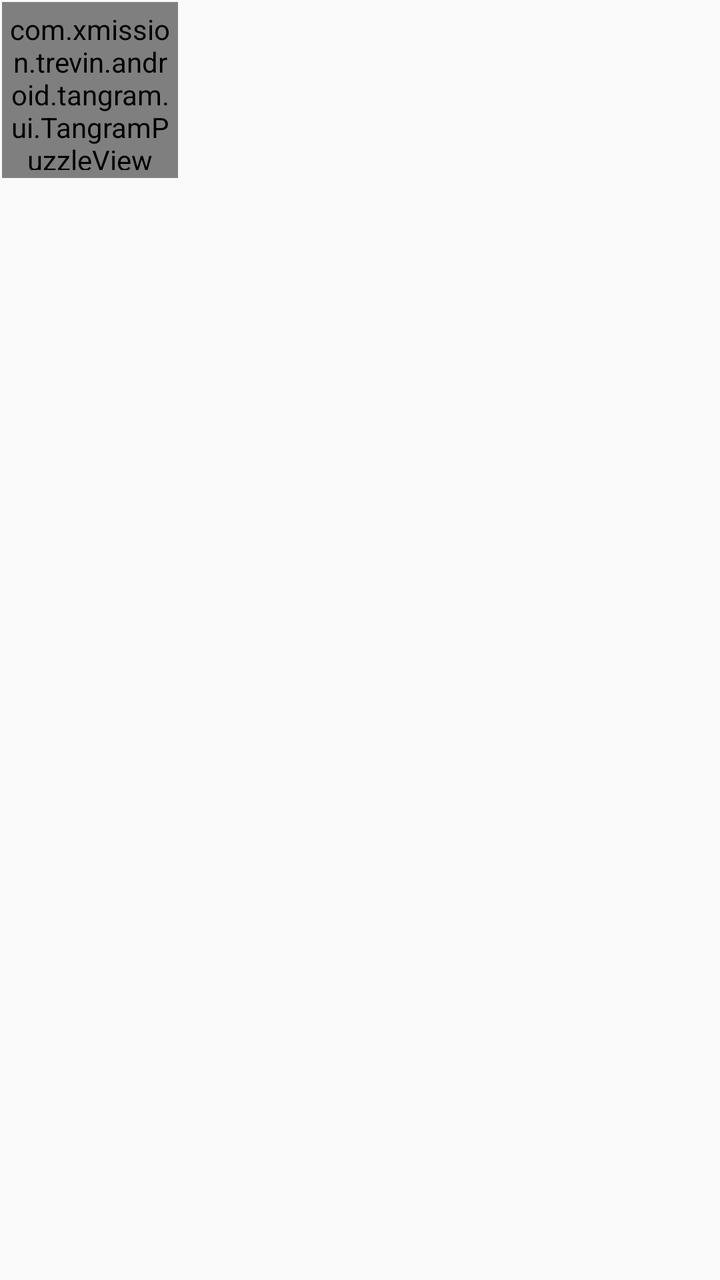
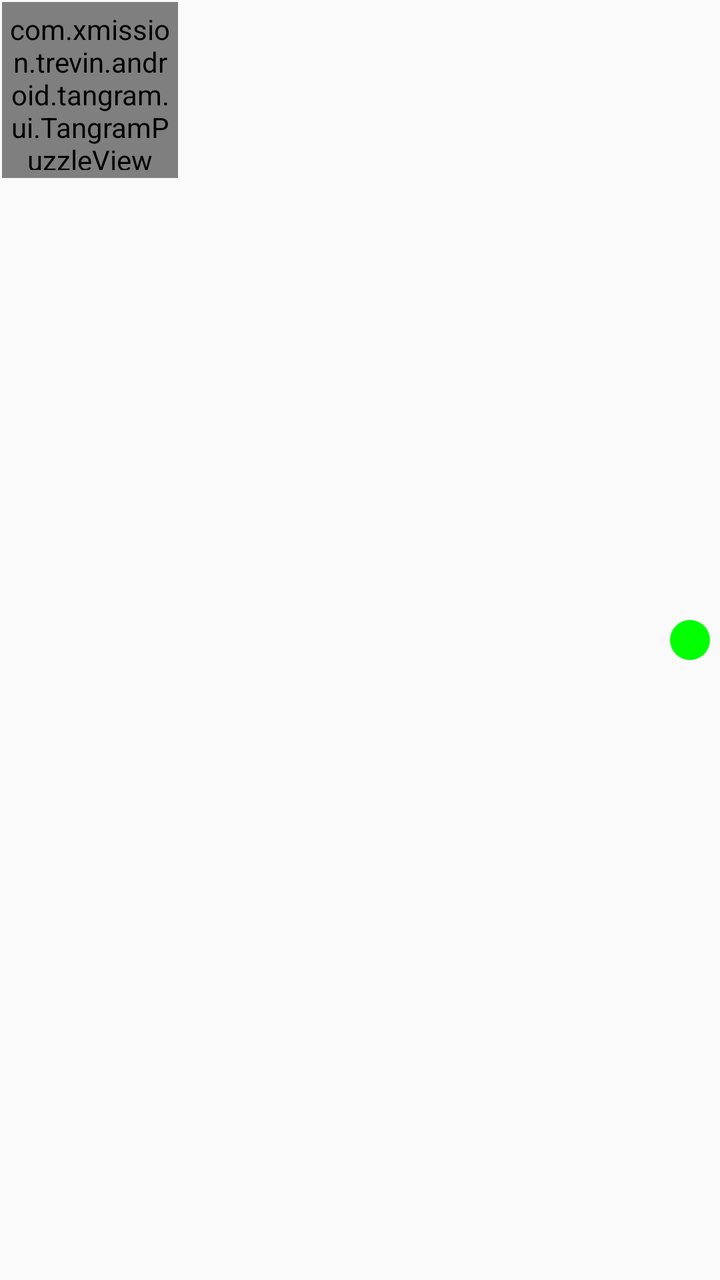

The first picture is an Android layout as it rendered before a commit; the second is the same layout after the commit. The layout source and the unified diff follow.
<!-- AndroidManifest.xml: application theme Theme.Tangram -->
<!-- res/layout/puzzle_list_item.xml -->
<?xml version="1.0" encoding="utf-8"?>
<LinearLayout xmlns:android="http://schemas.android.com/apk/res/android"
    android:layout_width="match_parent"
    android:layout_height="wrap_content"
    android:orientation="horizontal"
    android:padding="1dp">
    <com.xmission.trevin.android.tangram.ui.TangramPuzzleView
        android:id="@+id/ListPuzzleView"
        android:layout_width="@dimen/goal_view_size"
        android:layout_height="@dimen/goal_view_size"
        android:padding="@dimen/piece_tray_padding"
        android:scaleType="fitCenter" />
    <LinearLayout
        android:layout_width="wrap_content"
        android:layout_height="@dimen/goal_view_size"
        android:orientation="vertical"
        android:layout_gravity="center_vertical"
        android:padding="@dimen/piece_tray_padding">
        <TextView android:id="@+id/ListPuzzleName"
            android:layout_width="wrap_content"
            android:layout_height="wrap_content"
            android:layout_gravity="start|center_vertical"
            android:layout_weight="2"
            android:ellipsize="end"
            android:gravity="bottom"
            android:maxLines="2"
            android:textStyle="bold" />
        <TextView android:id="@+id/ListPuzzleSource"
            android:layout_width="wrap_content"
            android:layout_height="wrap_content"
            android:layout_gravity="start|top"
            android:layout_weight="1"
            android:ellipsize="end"
            android:maxLines="2" />
    </LinearLayout>
</LinearLayout>
<!-- resources referenced by this layout -->
<resources>
  <dimen name="goal_view_size">88dp</dimen>
  <dimen name="piece_tray_padding">4dp</dimen>
  <style name="Theme.Tangram" parent="Theme.AppCompat.DayNight.NoActionBar">
          
          <item name="android:windowLayoutInDisplayCutoutMode" tools:ignore="UnusedAttribute" tools:targetApi="27">shortEdges</item>
  
          
          <item name="tangramOutlineWidth">1</item>
          <item name="tableOutlineWidth">1dp</item>
          <item name="tangramOutlineColor">@color/foreground</item>
          <item name="tangramSmallTriangleColor">@color/crimson</item>
          <item name="tangramSmallSquareColor">@color/gold</item>
          <item name="tangramParallelogramColor">@color/dark_orange</item>
          <item name="tangramMediumTriangleColor">@color/forest_green</item>
          <item name="tangramLargeTriangleColor">@color/dodger_blue</item>
      </style>
  <color name="foreground">@color/black</color>
  <color name="crimson">#FFDC143C</color>
  <color name="gold">#FFFFD700</color>
  <color name="dark_orange">#FFFF8C00</color>
  <color name="forest_green">#FF228B22</color>
  <color name="dodger_blue">#FF1E90FF</color>
  <color name="black">#FF000000</color>
</resources>

<!-- the commit's change to res/layout/puzzle_list_item.xml (unified diff, before → after) -->
@@ -8,11 +8,13 @@
         android:id="@+id/ListPuzzleView"
         android:layout_width="@dimen/goal_view_size"
         android:layout_height="@dimen/goal_view_size"
+        android:layout_weight="0"
         android:padding="@dimen/piece_tray_padding"
         android:scaleType="fitCenter" />
     <LinearLayout
         android:layout_width="wrap_content"
         android:layout_height="@dimen/goal_view_size"
+        android:layout_weight="2"
         android:orientation="vertical"
         android:layout_gravity="center_vertical"
         android:padding="@dimen/piece_tray_padding">
@@ -33,4 +35,11 @@
             android:ellipsize="end"
             android:maxLines="2" />
     </LinearLayout>
+    <ImageView android:id="@+id/ListPuzzleDifficultyDot"
+        android:layout_width="20dp"
+        android:layout_height="20dp"
+        android:layout_gravity="end|center_vertical"
+        android:layout_weight="0"
+        android:layout_margin="@dimen/piece_tray_padding"
+        android:src="@drawable/difficulty_dot_1" />
 </LinearLayout>
<!-- resource entries referenced after the edit -->
@@ -2,6 +2,12 @@
 <resources>
   <dimen name="goal_view_size">88dp</dimen>
   <dimen name="piece_tray_padding">4dp</dimen>
+  <!-- drawable difficulty_dot_1 (drawable) -->
+  <?xml version="1.0" encoding="utf-8"?>
+  <shape xmlns:android="http://schemas.android.com/apk/res/android"
+      android:shape="oval">
+      <solid android:color="@color/green" />
+  </shape>
   <style name="Theme.Tangram" parent="Theme.AppCompat.DayNight.NoActionBar">
           
           <item name="android:windowLayoutInDisplayCutoutMode" tools:ignore="UnusedAttribute" tools:targetApi="27">shortEdges</item>
@@ -16,6 +22,7 @@
           <item name="tangramMediumTriangleColor">@color/forest_green</item>
           <item name="tangramLargeTriangleColor">@color/dodger_blue</item>
       </style>
+  <color name="green">#FF00FF00</color>
   <color name="foreground">@color/black</color>
   <color name="crimson">#FFDC143C</color>
   <color name="gold">#FFFFD700</color>
